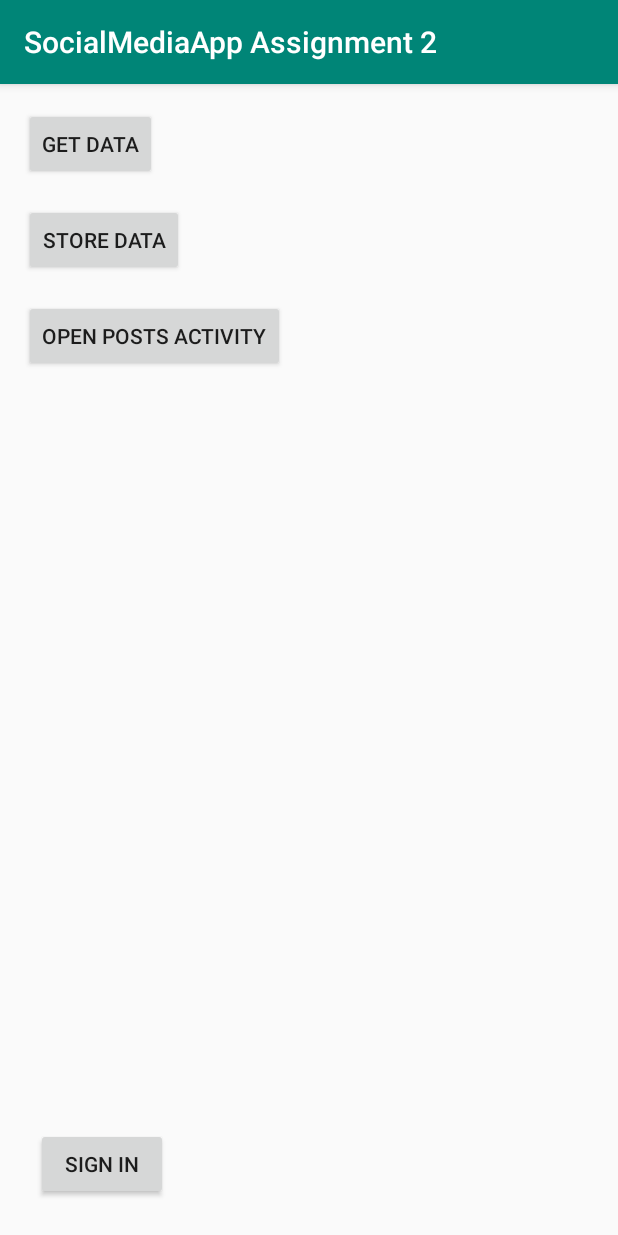
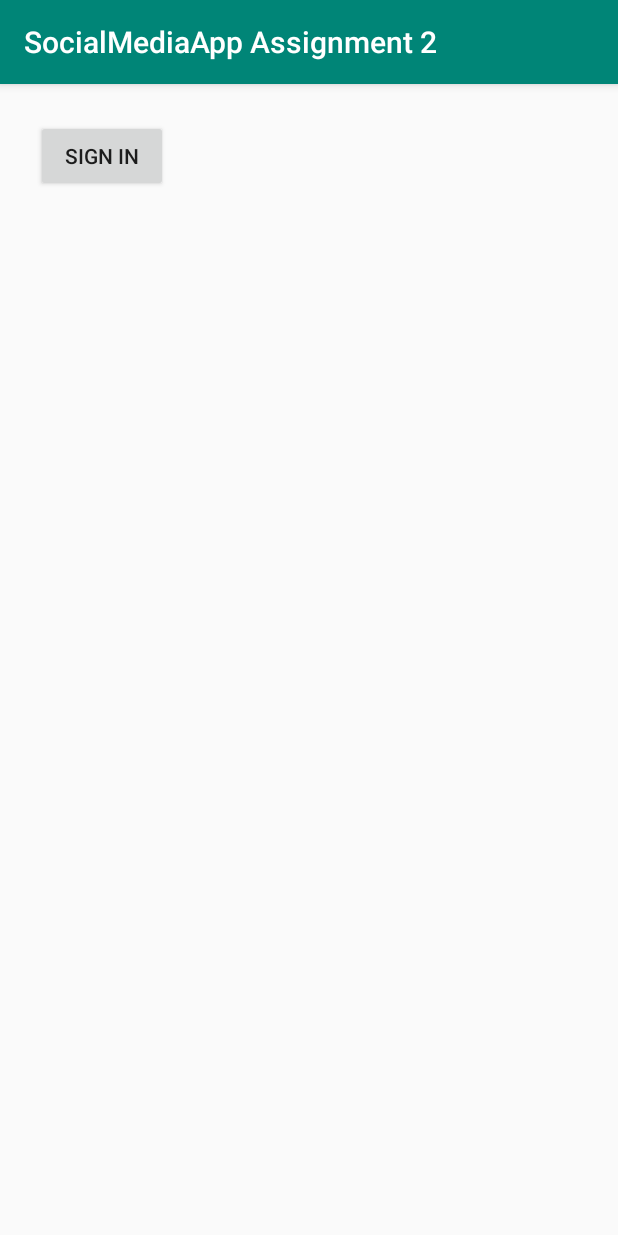
Before and after one commit to adamobrien4/SocialMediaApp_Assignment2, an Android app: the screen it shows after launch (MainActivity), on a phone screen of 412 x 824 dp. Run offline under Robolectric (Android 15) with nearby library versions, the phone set to English and light mode, and no system bars; our stand-ins replace Firebase (no records; nobody signed in at launch, a user with empty details on screens opened directly); libraries missing offline, so code that uses them is left out: com.firebase.ui.

Commit message:
Removed debugging elements from MainActivity Activity User is directed to ViewPosts Activity on successful login

```diff
--- a/app/src/main/res/layout/activity_main.xml
+++ b/app/src/main/res/layout/activity_main.xml
@@ -7,46 +7,13 @@
     tools:context=".MainActivity">
 
     <Button
-        android:id="@+id/button"
-        android:layout_width="wrap_content"
-        android:layout_height="wrap_content"
-        android:layout_marginStart="16dp"
-        android:layout_marginTop="16dp"
-        android:onClick="getData"
-        android:text="Get Data"
-        app:layout_constraintStart_toStartOf="parent"
-        app:layout_constraintTop_toTopOf="parent" />
-
-    <Button
-        android:id="@+id/button2"
-        android:layout_width="wrap_content"
-        android:layout_height="wrap_content"
-        android:layout_marginStart="16dp"
-        android:layout_marginTop="16dp"
-        android:onClick="storeData"
-        android:text="Store Data"
-        app:layout_constraintStart_toStartOf="parent"
-        app:layout_constraintTop_toBottomOf="@+id/button" />
-
-    <Button
-        android:id="@+id/open_posts_activity2"
-        android:layout_width="wrap_content"
-        android:layout_height="wrap_content"
-        android:layout_marginStart="16dp"
-        android:layout_marginTop="16dp"
-        android:onClick="openPostsActivity"
-        android:text="Open Posts Activity"
-        app:layout_constraintStart_toStartOf="parent"
-        app:layout_constraintTop_toBottomOf="@+id/button2" />
-
-    <Button
         android:id="@+id/SignIn"
         android:layout_width="wrap_content"
         android:layout_height="wrap_content"
         android:layout_marginStart="24dp"
-        android:layout_marginBottom="24dp"
+        android:layout_marginTop="24dp"
         android:onClick="onClickSignIn"
         android:text="Sign In"
-        app:layout_constraintBottom_toBottomOf="parent"
-        app:layout_constraintStart_toStartOf="parent" />
+        app:layout_constraintStart_toStartOf="parent"
+        app:layout_constraintTop_toTopOf="parent" />
 </androidx.constraintlayout.widget.ConstraintLayout>
```
Also changed, not shown: app/src/main/java/ie/ul/socialmediaappassignment2/MainActivity.java (+2 -55 lines).
